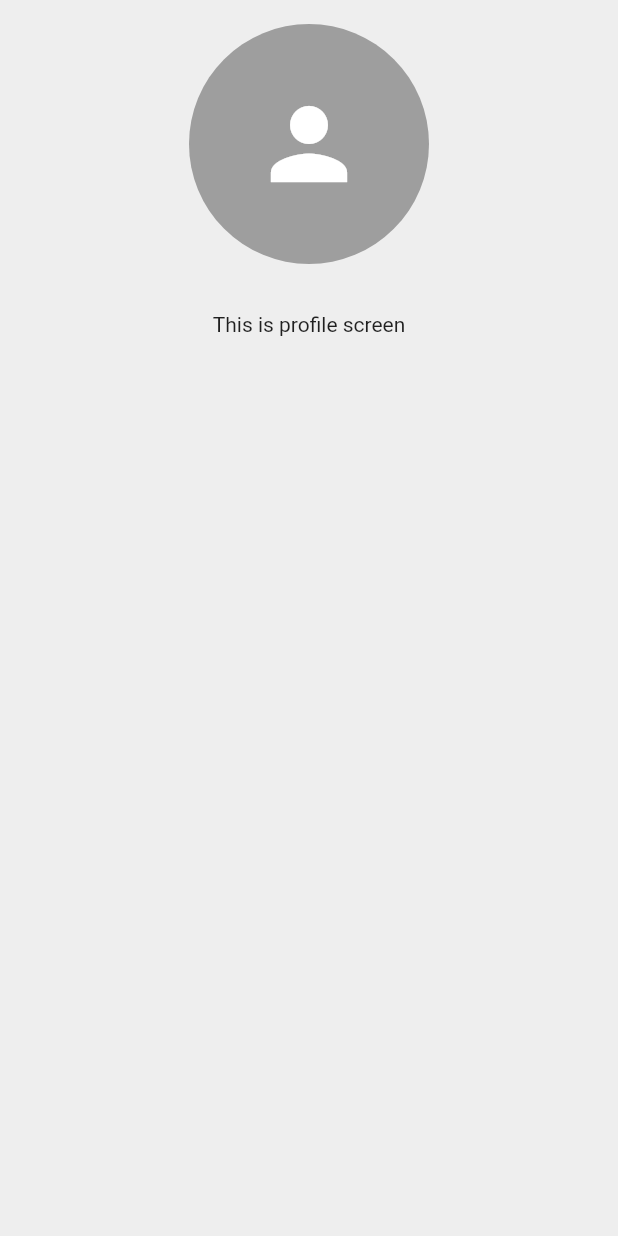
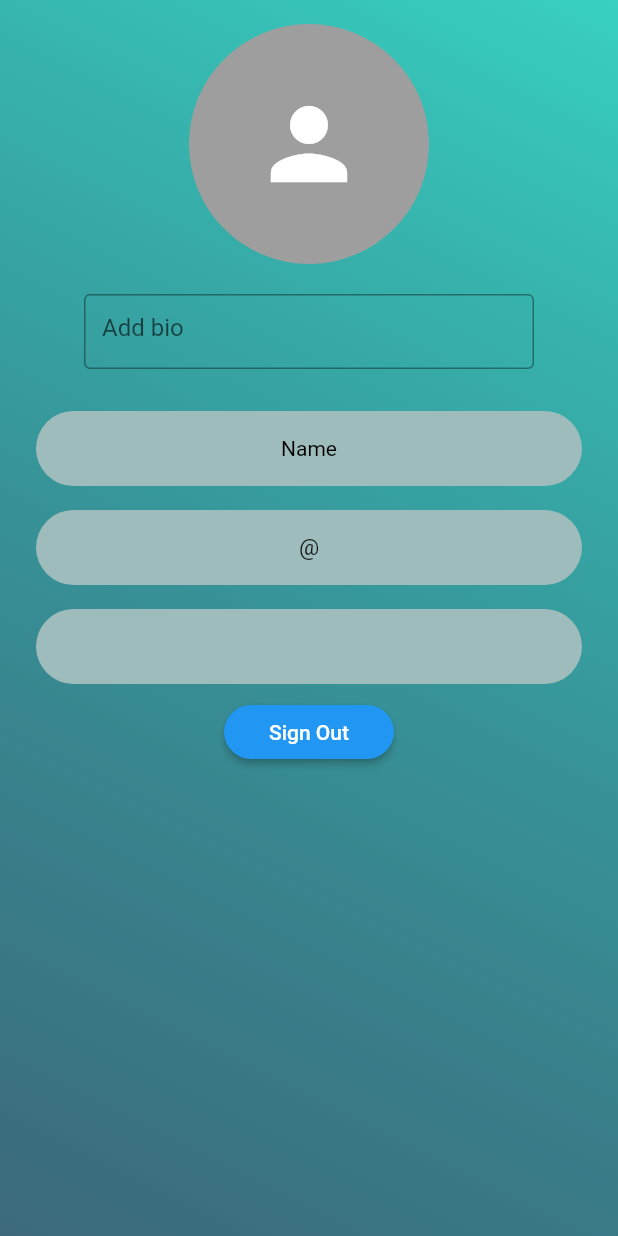
Before and after one commit to seannpenn/Team3-Swiper-app, a Flutter app: the ProfileScreen screen opened by its route, on a phone screen of 412 x 824 dp. Run offline on Flutter 3.47's test engine with Material 2 defaults, Android fonts, the phone set to English and light mode, and no system bars; our stand-ins replace cloud_firestore, firebase_auth, firebase_core, firebase_storage, get_it, image_picker; missing offline and left inert: swipable_stack; accounts and stored records are empty; statements that could not run were skipped.

Commit message:
profile_ui_draft

```diff
--- a/lib/src/screens/landing page/landing_screen.dart
+++ b/lib/src/screens/landing page/landing_screen.dart
@@ -32,7 +32,7 @@ class _LandingScreenState extends State<LandingScreen> {
   Widget build(BuildContext context) {
     return Scaffold(
       appBar: AppBar(
-        title: const Text('Swip3'),
+        title: const Text('SwipR'),
         backgroundColor: Colors.teal[400],
         actions: [
           Builder(builder: (context) {
@@ -158,15 +158,15 @@ class _LandingScreenState extends State<LandingScreen> {
     });
     if (_selectedIndex == 0) {
       locator<NavigationService>()
-                          .replaceLastRouteStackRecord(ProfileScreen.route);
+          .replaceLastRouteStackRecord(ProfileScreen.route);
     }
-    if(_selectedIndex == 1){
+    if (_selectedIndex == 1) {
       locator<NavigationService>()
-                          .replaceLastRouteStackRecord(HomeScreen.route);
+          .replaceLastRouteStackRecord(HomeScreen.route);
     }
     if (_selectedIndex == 2) {
       locator<NavigationService>()
-                          .replaceLastRouteStackRecord(ChatHomeScreen.route);
+          .replaceLastRouteStackRecord(ChatHomeScreen.route);
     }
   }
 }
--- a/lib/src/screens/profile/profile_screen.dart
+++ b/lib/src/screens/profile/profile_screen.dart
@@ -27,7 +27,6 @@ class _ProfileScreenState extends State<ProfileScreen> {
   // final ScrollController _scrollController = ScrollController();
   // ChatCard? card;
 
-
   ChatUser? user;
   @override
   void initState() {
@@ -50,9 +49,19 @@ class _ProfileScreenState extends State<ProfileScreen> {
   @override
   Widget build(BuildContext context) {
     return Scaffold(
-      backgroundColor: Colors.grey[200],
       resizeToAvoidBottomInset: true,
-      body: SizedBox(
+      body: Container(
+        decoration: const BoxDecoration(
+          gradient: LinearGradient(
+            begin: Alignment.topRight,
+            end: Alignment.bottomLeft,
+            colors: [
+              Color.fromARGB(255, 56, 208, 193),
+              Color.fromARGB(194, 1, 61, 85)
+            ],
+          ),
+        ),
+        child: SizedBox(
           height: MediaQuery.of(context).size.height,
           width: MediaQuery.of(context).size.width,
           child: Padding(
@@ -68,14 +77,99 @@ class _ProfileScreenState extends State<ProfileScreen> {
                     radius: 80,
                   ),
                 ),
-              Text('${user?.username}'),
-              Text('${user?.email}'),
-              const Text('This is profile screen'),
+                const Padding(
+                  padding: EdgeInsets.only(top: 20.0, bottom: 20.0),
+                  child: SizedBox(
+                    width: 300,
+                    height: 50,
+                    child: TextField(
+                      decoration: InputDecoration(
+                        border: OutlineInputBorder(),
+                        hintText: 'Add bio',
+                      ),
+                    ),
+                  ),
+                ),
+                Padding(
+                  padding: const EdgeInsets.all(8.0),
+                  child: Container(
+                    width: 500,
+                    height: 50,
+                    decoration: BoxDecoration(
+                      borderRadius: BorderRadius.circular(40.0),
+                      color: Color.fromARGB(255, 158, 188, 188),
+                    ),
+                    child: const Padding(
+                        padding: EdgeInsets.all(8.0),
+                        child: Center(
+                          child: Text(
+                            'Name',
+                            style: TextStyle(
+                              color: Color.fromARGB(255, 0, 0, 0),
+                            ),
+                          ),
+                        )),
+                  ),
+                ),
+                Padding(
+                  padding: const EdgeInsets.all(8.0),
+                  child: Container(
+                    width: 500,
+                    height: 50,
+                    decoration: BoxDecoration(
+                      borderRadius: BorderRadius.circular(40.0),
+                      color: Color.fromARGB(255, 158, 188, 188),
+                    ),
+                    child: Padding(
+                        padding: EdgeInsets.all(8.0),
+                        child: Center(
+                          child: Text(
+                            '@${user?.username}',
+                            style: const TextStyle(
+                              fontSize: 15,
+                            ),
+                          ),
+                        )),
+                  ),
+                ),
+                Padding(
+                  padding: const EdgeInsets.all(8.0),
+                  child: Container(
+                    width: 500,
+                    height: 50,
+                    decoration: BoxDecoration(
+                      borderRadius: BorderRadius.circular(40.0),
+                      color: Color.fromARGB(255, 158, 188, 188),
+                    ),
+                    child: Padding(
+                        padding: EdgeInsets.all(8.0),
+                        child: Center(
+                          child: Text(
+                            '${user?.email}',
+                            style: const TextStyle(
+                              color: Color.fromARGB(255, 0, 0, 0),
+                            ),
+                          ),
+                        )),
+                  ),
+                ),
+                ElevatedButton(
+                  onPressed: () {},
+                  style: ElevatedButton.styleFrom(
+                    shadowColor: Color.fromARGB(255, 0, 0, 0),
+                    shape: RoundedRectangleBorder(
+                      borderRadius: BorderRadius.circular(30.0),
+                    ),
+                    padding: const EdgeInsets.symmetric(
+                        horizontal: 30, vertical: 10),
+                  ),
+                  child: const Text('Sign Out'),
+                ),
               ],
+            ),
           ),
         ),
       ),
     );
   }
-
 }
```
Lines whose indentation alone changed are shown as unchanged.
